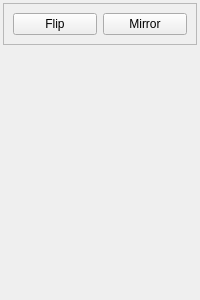
drawpile/Drawpile, file src/client/ui/selectsettings.ui: the form before one commit.
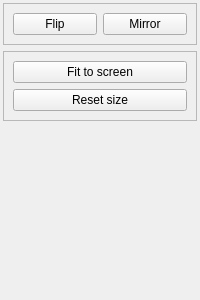
The form after the commit. Icons and pictures are not drawn.

Commit message: Add selection fit to screen and size reset buttons

What changed in the file:
```diff
--- a/src/client/ui/selectsettings.ui
+++ b/src/client/ui/selectsettings.ui
@@ -10,7 +10,7 @@
     <height>300</height>
    </rect>
   </property>
-  <layout class="QVBoxLayout" name="verticalLayout">
+  <layout class="QVBoxLayout" name="verticalLayout_2">
    <property name="leftMargin">
     <number>3</number>
    </property>
@@ -59,6 +59,32 @@
      </layout>
     </widget>
    </item>
+   <item>
+    <widget class="QFrame" name="frame">
+     <property name="frameShape">
+      <enum>QFrame::StyledPanel</enum>
+     </property>
+     <property name="frameShadow">
+      <enum>QFrame::Sunken</enum>
+     </property>
+     <layout class="QVBoxLayout" name="verticalLayout">
+      <item>
+       <widget class="QPushButton" name="fittoscreen">
+        <property name="text">
+         <string>Fit to screen</string>
+        </property>
+       </widget>
+      </item>
+      <item>
+       <widget class="QPushButton" name="resetsize">
+        <property name="text">
+         <string>Reset size</string>
+        </property>
+       </widget>
+      </item>
+     </layout>
+    </widget>
+   </item>
    <item>
     <spacer name="verticalSpacer">
      <property name="orientation">
```
The commit also changes 6 other files.
